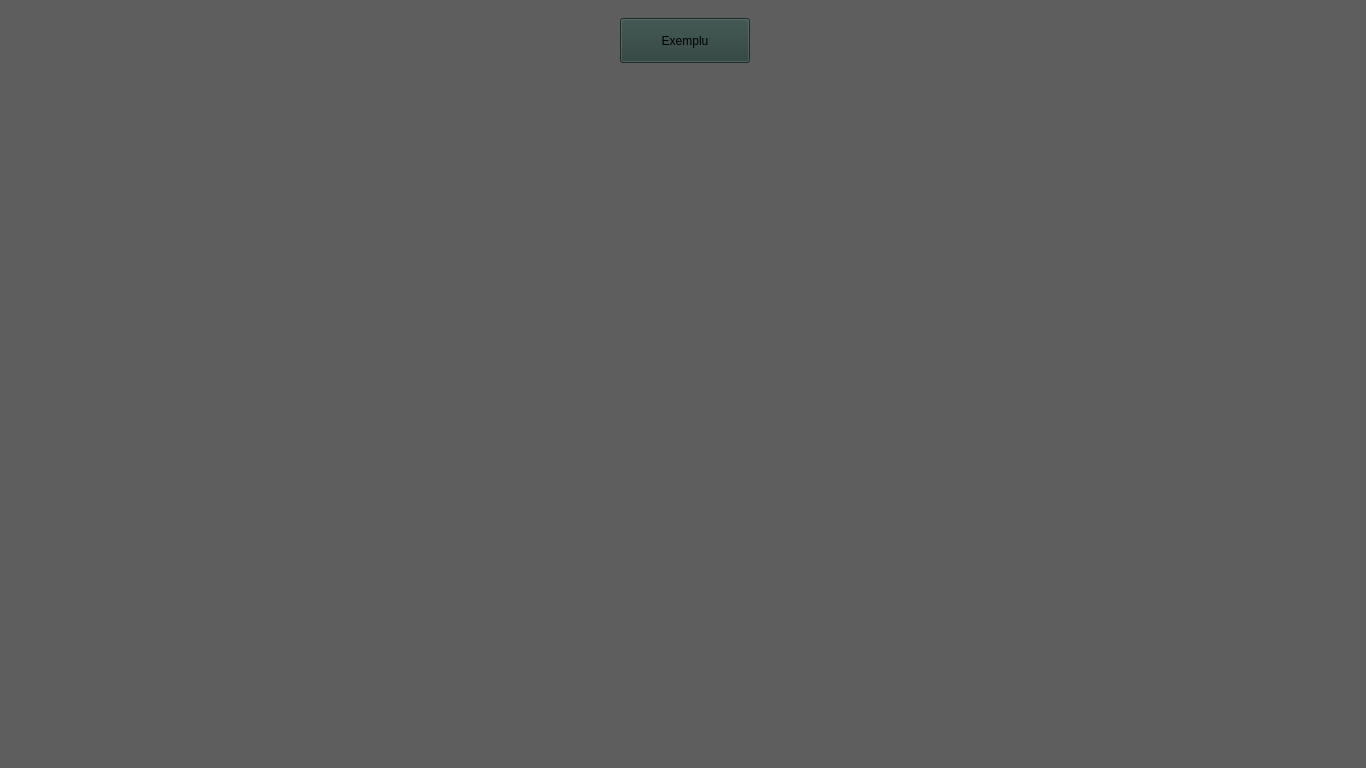
This is App/portfolioMenu.ui in Triggered1234/Crypto-Trading-Bot as Qt 5 draws it before an edit. The edited form follows.
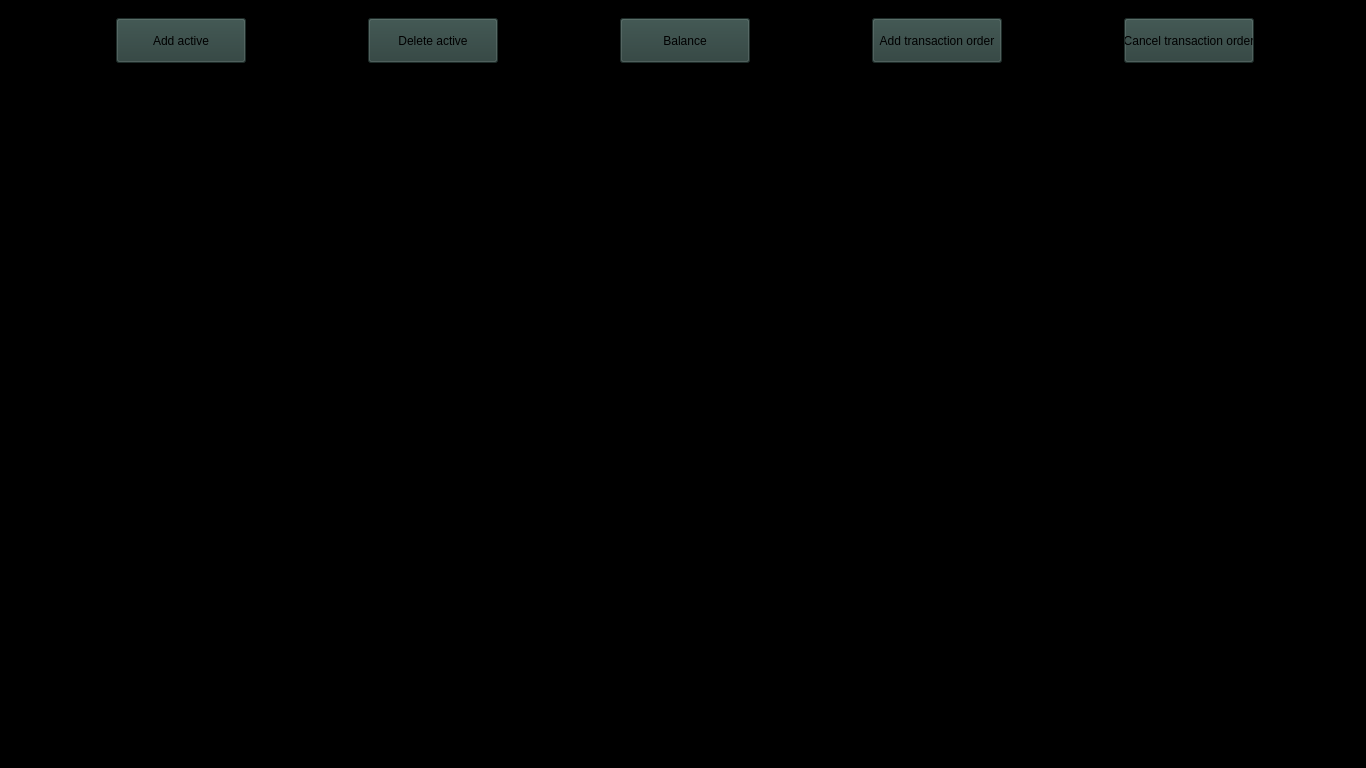
This is the edited form.

```diff
--- a/App/portfolioMenu.ui
+++ b/App/portfolioMenu.ui
@@ -10,11 +10,102 @@
     <height>768</height>
    </rect>
   </property>
+  <property name="palette">
+   <palette>
+    <active>
+     <colorrole role="Button">
+      <brush brushstyle="SolidPattern">
+       <color alpha="255">
+        <red>0</red>
+        <green>0</green>
+        <blue>0</blue>
+       </color>
+      </brush>
+     </colorrole>
+     <colorrole role="Base">
+      <brush brushstyle="SolidPattern">
+       <color alpha="255">
+        <red>0</red>
+        <green>0</green>
+        <blue>0</blue>
+       </color>
+      </brush>
+     </colorrole>
+     <colorrole role="Window">
+      <brush brushstyle="SolidPattern">
+       <color alpha="255">
+        <red>0</red>
+        <green>0</green>
+        <blue>0</blue>
+       </color>
+      </brush>
+     </colorrole>
+    </active>
+    <inactive>
+     <colorrole role="Button">
+      <brush brushstyle="SolidPattern">
+       <color alpha="255">
+        <red>0</red>
+        <green>0</green>
+        <blue>0</blue>
+       </color>
+      </brush>
+     </colorrole>
+     <colorrole role="Base">
+      <brush brushstyle="SolidPattern">
+       <color alpha="255">
+        <red>0</red>
+        <green>0</green>
+        <blue>0</blue>
+       </color>
+      </brush>
+     </colorrole>
+     <colorrole role="Window">
+      <brush brushstyle="SolidPattern">
+       <color alpha="255">
+        <red>0</red>
+        <green>0</green>
+        <blue>0</blue>
+       </color>
+      </brush>
+     </colorrole>
+    </inactive>
+    <disabled>
+     <colorrole role="Button">
+      <brush brushstyle="SolidPattern">
+       <color alpha="255">
+        <red>0</red>
+        <green>0</green>
+        <blue>0</blue>
+       </color>
+      </brush>
+     </colorrole>
+     <colorrole role="Base">
+      <brush brushstyle="SolidPattern">
+       <color alpha="255">
+        <red>0</red>
+        <green>0</green>
+        <blue>0</blue>
+       </color>
+      </brush>
+     </colorrole>
+     <colorrole role="Window">
+      <brush brushstyle="SolidPattern">
+       <color alpha="255">
+        <red>0</red>
+        <green>0</green>
+        <blue>0</blue>
+       </color>
+      </brush>
+     </colorrole>
+    </disabled>
+   </palette>
+  </property>
   <property name="windowTitle">
    <string>Form</string>
   </property>
   <property name="styleSheet">
-   <string notr="true">background-color: rgb(94, 94, 94);</string>
+   <string notr="true">background-color: rgb(0, 0, 0);</string>
   </property>
   <widget class="QWidget" name="gridLayoutWidget">
    <property name="geometry">
@@ -29,7 +120,51 @@
     <property name="sizeConstraint">
      <enum>QLayout::SetMinimumSize</enum>
     </property>
-    <item row="0" column="0">
+    <item row="2" column="1">
+     <widget class="QPushButton" name="pushButton_2">
+      <property name="sizePolicy">
+       <sizepolicy hsizetype="Minimum" vsizetype="Ignored">
+        <horstretch>0</horstretch>
+        <verstretch>0</verstretch>
+       </sizepolicy>
+      </property>
+      <property name="maximumSize">
+       <size>
+        <width>130</width>
+        <height>45</height>
+       </size>
+      </property>
+      <property name="styleSheet">
+       <string notr="true">background-color: rgb(42, 62, 58);</string>
+      </property>
+      <property name="text">
+       <string>Delete active</string>
+      </property>
+     </widget>
+    </item>
+    <item row="2" column="3">
+     <widget class="QPushButton" name="pushButton_4">
+      <property name="sizePolicy">
+       <sizepolicy hsizetype="Minimum" vsizetype="Ignored">
+        <horstretch>0</horstretch>
+        <verstretch>0</verstretch>
+       </sizepolicy>
+      </property>
+      <property name="maximumSize">
+       <size>
+        <width>130</width>
+        <height>45</height>
+       </size>
+      </property>
+      <property name="styleSheet">
+       <string notr="true">background-color: rgb(42, 62, 58);</string>
+      </property>
+      <property name="text">
+       <string>Add transaction order</string>
+      </property>
+     </widget>
+    </item>
+    <item row="2" column="0">
      <widget class="QPushButton" name="pushButton">
       <property name="sizePolicy">
        <sizepolicy hsizetype="Minimum" vsizetype="Ignored">
@@ -47,7 +182,51 @@
        <string notr="true">background-color: rgb(42, 62, 58);</string>
       </property>
       <property name="text">
-       <string>Exemplu</string>
+       <string>Add active</string>
+      </property>
+     </widget>
+    </item>
+    <item row="2" column="2">
+     <widget class="QPushButton" name="pushButton_3">
+      <property name="sizePolicy">
+       <sizepolicy hsizetype="Minimum" vsizetype="Ignored">
+        <horstretch>0</horstretch>
+        <verstretch>0</verstretch>
+       </sizepolicy>
+      </property>
+      <property name="maximumSize">
+       <size>
+        <width>130</width>
+        <height>45</height>
+       </size>
+      </property>
+      <property name="styleSheet">
+       <string notr="true">background-color: rgb(42, 62, 58);</string>
+      </property>
+      <property name="text">
+       <string>Balance</string>
+      </property>
+     </widget>
+    </item>
+    <item row="2" column="4">
+     <widget class="QPushButton" name="pushButton_5">
+      <property name="sizePolicy">
+       <sizepolicy hsizetype="Minimum" vsizetype="Ignored">
+        <horstretch>0</horstretch>
+        <verstretch>0</verstretch>
+       </sizepolicy>
+      </property>
+      <property name="maximumSize">
+       <size>
+        <width>130</width>
+        <height>45</height>
+       </size>
+      </property>
+      <property name="styleSheet">
+       <string notr="true">background-color: rgb(42, 62, 58);</string>
+      </property>
+      <property name="text">
+       <string>Cancel transaction order</string>
       </property>
      </widget>
     </item>
```
